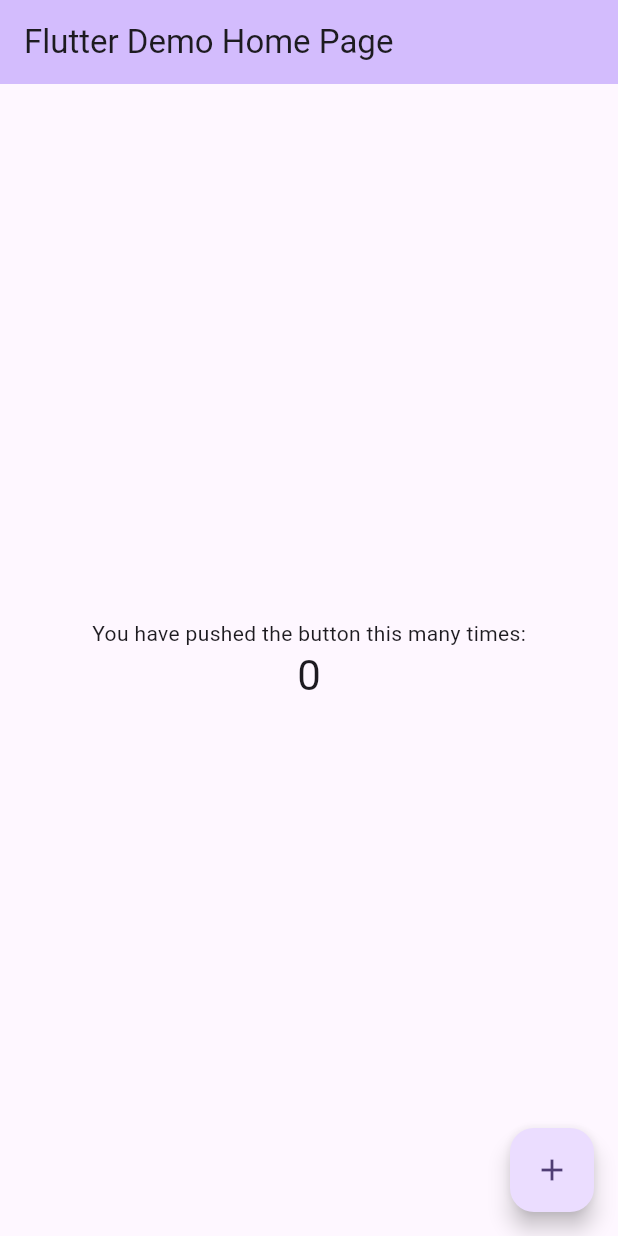
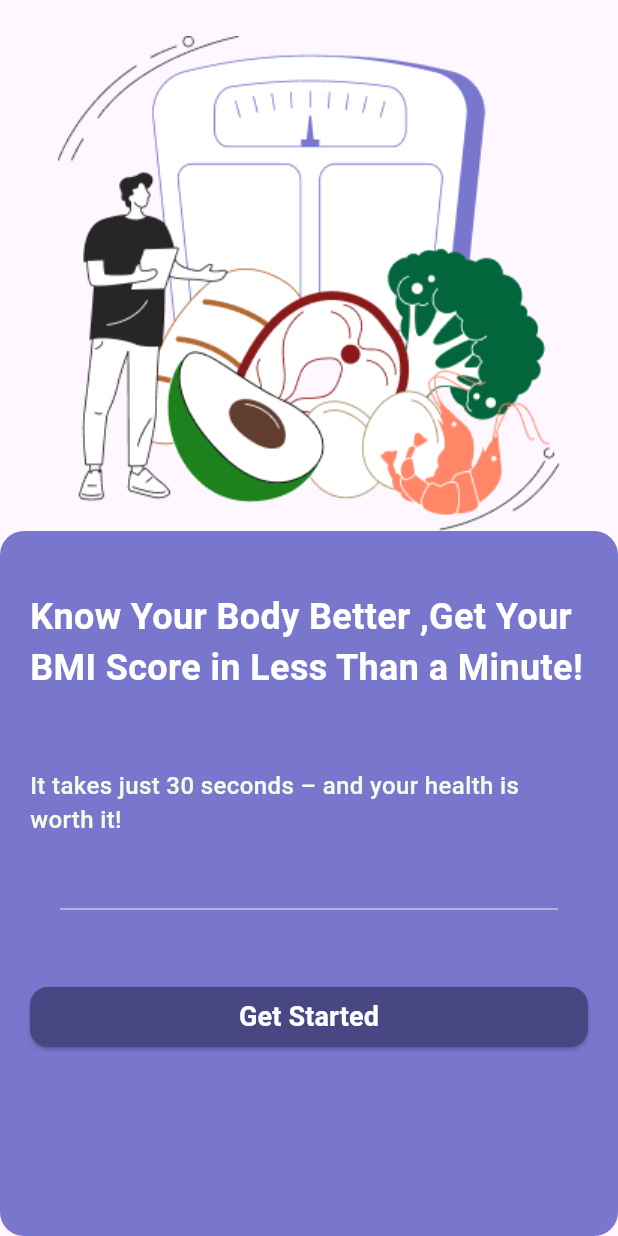
Before and after one commit to MohammedEmadSelim/bmi_march_26, a Flutter app: the screen it shows after launch, on a phone screen of 412 x 824 dp. Run offline on Flutter 3.47's test engine with Material 3 defaults, Android fonts, the phone set to English and light mode, and no system bars.

Commit message:
welcome screen - build 7 widgets { image container texts elevated button divider }

```diff
--- a/lib/main.dart
+++ b/lib/main.dart
@@ -54,18 +54,9 @@ class MyHomePage extends StatefulWidget {
 }
 
 class _MyHomePageState extends State<MyHomePage> {
-  int _counter = 0;
 
-  void _incrementCounter() {
-    setState(() {
-      // This call to setState tells the Flutter framework that something has
-      // changed in this State, which causes it to rerun the build method below
-      // so that the display can reflect the updated values. If we changed
-      // _counter without calling setState(), then the build method would not be
-      // called again, and so nothing would appear to happen.
-      _counter++;
-    });
-  }
+
+
 
   @override
   Widget build(BuildContext context) {
@@ -76,19 +67,7 @@ class _MyHomePageState extends State<MyHomePage> {
     // fast, so that you can just rebuild anything that needs updating rather
     // than having to individually change instances of widgets.
     return Scaffold(
-      appBar: AppBar(
-        // TRY THIS: Try changing the color here to a specific color (to
-        // Colors.amber, perhaps?) and trigger a hot reload to see the AppBar
-        // change color while the other colors stay the same.
-        backgroundColor: Theme.of(context).colorScheme.inversePrimary,
-        // Here we take the value from the MyHomePage object that was created by
-        // the App.build method, and use it to set our appbar title.
-        title: Text(widget.title),
-      ),
-      body: Center(
-        // Center is a layout widget. It takes a single child and positions it
-        // in the middle of the parent.
-        child: Column(
+      body: Column(
         // Column is also a layout widget. It takes a list of children and
         // arranges them vertically. By default, it sizes itself to fit its
         // children horizontally, and tries to be as tall as its parent.
@@ -102,21 +81,71 @@ class _MyHomePageState extends State<MyHomePage> {
         // TRY THIS: Invoke "debug painting" (choose the "Toggle Debug Paint"
         // action in the IDE, or press "p" in the console), to see the
         // wireframe for each widget.
-          mainAxisAlignment: MainAxisAlignment.center,
+        mainAxisAlignment: MainAxisAlignment.end,
         children: <Widget>[
-             Text('You have pushed the button this many times:'),
+          Image.asset('assets/first_img.png'),
+          Container(
+            width: 450,
+            height: 470,
+            decoration: BoxDecoration(
+              color: Color(0xff7876CD),
+              borderRadius: BorderRadius.circular(16),
+            ),
+            child: Padding(
+              padding: const EdgeInsets.symmetric(horizontal: 20.0),
+              child: Column(
+                children: [
+                  SizedBox(height: 40),
                   Text(
-              '$_counter',
-              style: Theme.of(context).textTheme.headlineMedium,
+                    'Know Your Body Better ,Get Your BMI Score in Less Than a Minute!',
+                    style: TextStyle(
+                      fontSize: 24,
+                      fontWeight: FontWeight.w700,
+                      color: Colors.white,
+                    ),
+                  ),
+                  SizedBox(height: 50),
+                  Text(
+                    'It takes just 30 seconds – and your health is worth it!',
+                    style: TextStyle(
+                      fontSize: 16,
+                      fontWeight: FontWeight.w500,
+                      color: Color(0xffF8F9FFE5),
+                    ),
+                  ),
+                  SizedBox(height: 40),
+                  Padding(
+                    padding: const EdgeInsets.symmetric(horizontal: 20.0),
+                    child: Divider(),
+                  ),
+                  SizedBox(height: 40),
+                  SizedBox(
+                    width: 400,
+                    child: ElevatedButton(
+                      onPressed: () {},
+                      style: ElevatedButton.styleFrom(
+                        shape: RoundedRectangleBorder(
+                          borderRadius: BorderRadius.circular(12),
+                        ),
+                        backgroundColor: Color(0xff484783),
+                      ),
+
+                      child: const Text(
+                        "Get Started",
+                        style: TextStyle(
+                          color: Colors.white,
+                          fontSize: 18,
+                          fontWeight: FontWeight.w600,
+                        ),
+                      ),
+                    ),
                   ),
                 ],
               ),
             ),
-      floatingActionButton: FloatingActionButton(
-        onPressed: _incrementCounter,
-        tooltip: 'Increment',
-        child: const Icon(Icons.add),
-      ), // This trailing comma makes auto-formatting nicer for build methods.
+          ),
+        ],
+      ),
     );
   }
 }
--- a/pubspec.yaml
+++ b/pubspec.yaml
@@ -58,8 +58,8 @@ flutter:
   uses-material-design: true
 
   # To add assets to your application, add an assets section, like this:
-  # assets:
-  #   - images/a_dot_burr.jpeg
+  assets:
+     - assets/
   #   - images/a_dot_ham.jpeg
 
   # An image asset can refer to one or more resolution-specific "variants", see
```
Also changed, not shown: assets/first_img.png (added). Lines whose indentation alone changed are shown as unchanged.
